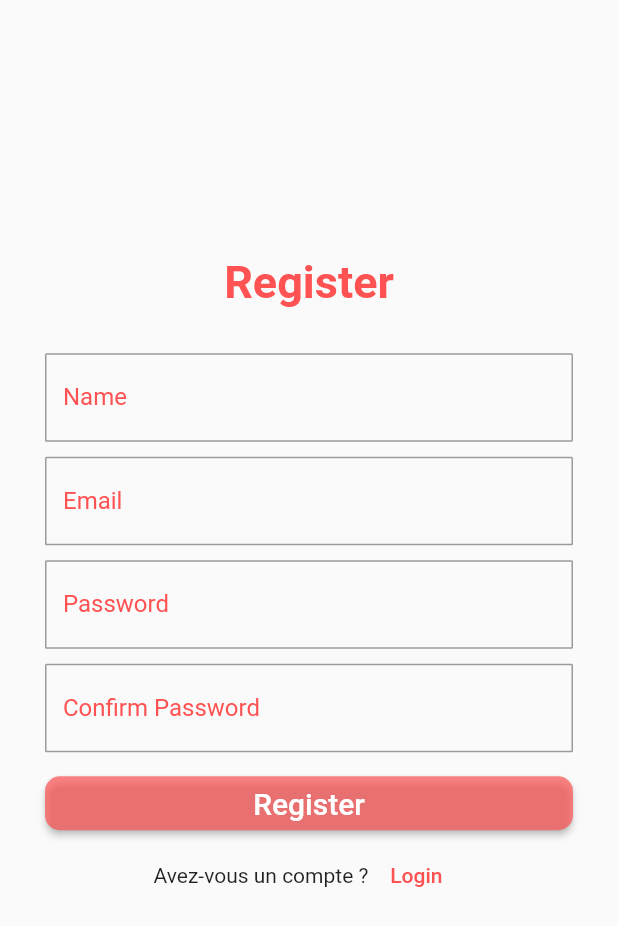
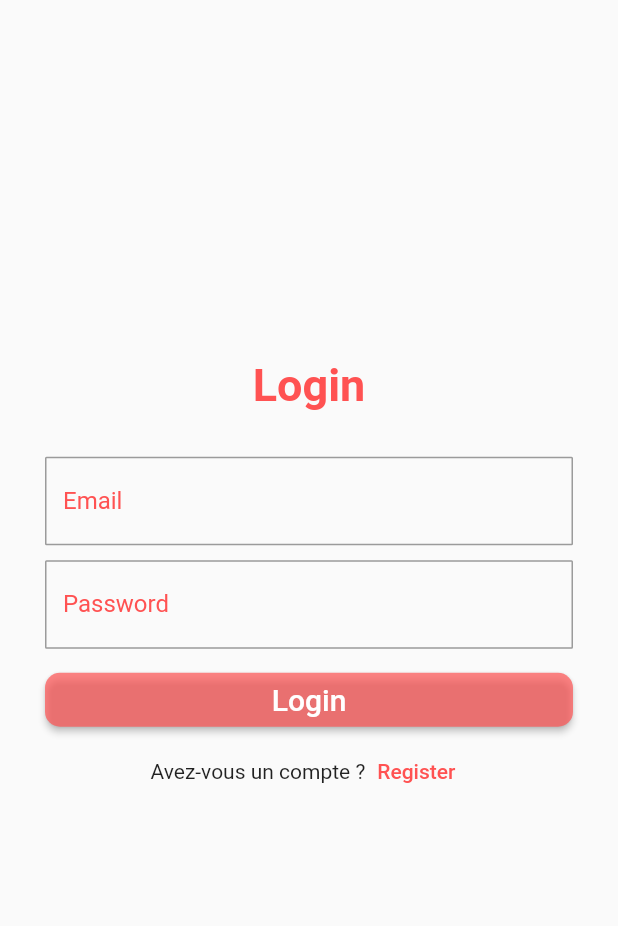
Before and after one commit to Thibaud-LAMON/flutter-CRUD-articles, a Flutter app: the screen it shows after launch, on a phone screen of 412 x 824 dp. Shown: the top 926 px of the screen. Run offline on Flutter 3.47's test engine with Material 2 defaults, Android fonts, the phone set to English and light mode, and no system bars; our stand-ins replace flutter_spinkit, shared_preferences.

```diff
--- /dev/null
+++ b/lib/model/userModel/userModel.dart
@@ -0,0 +1,37 @@
+import 'dart:convert';
+import 'package:shared_preferences/shared_preferences.dart';
+
+class UserModel {
+  String id;
+  String nom;
+  String email;
+  UserModel({required this.id, required this.nom, required this.email});
+  static UserModel? sessionUser;
+  factory UserModel.fromJson(Map<String, dynamic> i)=>UserModel(
+      id: i['id'],
+      nom: i['nom'],
+      email: i['email']
+  );
+
+  Map<String, dynamic> toMap()=>{
+    "id":id,
+    "nom":nom,
+    "email":email
+  };
+
+  static Future<void> saveUser(UserModel user) async{
+    SharedPreferences pref = await SharedPreferences.getInstance();
+    var data = json.encode(user.toMap());
+    await pref.setString("user", data);
+    //pref.commit();
+  }
+
+  static Future<void> getUser() async{
+    SharedPreferences pref = await SharedPreferences.getInstance();
+    var data = pref.getString("user");
+    var decode = json.decode(data!);
+    var user = await UserModel.fromJson(decode);
+    sessionUser = user;
+    print(sessionUser?.email);
+  }
+}
--- a/lib/screen/authentication/login.dart
+++ b/lib/screen/authentication/login.dart
@@ -2,14 +2,14 @@ import 'dart:convert';
 import 'package:article/widgets/customTextField.dart';
 import 'package:flutter/material.dart';
 import 'package:http/http.dart' as http;
-
+import 'package:article/model/userModel/userModel.dart';
 import '../../widgets/loading.dart';
 
 class Login extends StatefulWidget {
   //const Login({super.key});
   //final Function visible;
-  final VoidCallback? visible; //
-  Login(this.visible);
+  final VoidCallback? visible, login;
+  Login(this.visible, this.login);
   @override
   State<Login> createState() => _LoginState();
 }
@@ -34,7 +34,9 @@ class _LoginState extends State<Login> {
       if(success == 1){
         setState(() {
           err = result[0];
+          UserModel.saveUser(UserModel.fromJson(result[2]));
           _loading = false;
+          widget.login?.call();
         });
       }else{
         setState(() {
--- a/lib/screen/homePage.dart
+++ b/lib/screen/homePage.dart
@@ -1,6 +1,9 @@
 import 'package:article/screen/authentication/login.dart';
 import 'package:article/screen/authentication/register.dart';
+import 'package:article/screen/home/home.dart';
 import 'package:flutter/material.dart';
+
+import '../model/userModel/userModel.dart';
 
 class HomePage extends StatefulWidget {
   const HomePage({super.key});
@@ -10,14 +13,29 @@ class HomePage extends StatefulWidget {
 }
 
 class _HomePageState extends State<HomePage> {
-  bool visible = false;
+  bool visible = true, login = false;
+  isconnected() async{
+    await UserModel.getUser();
+    if(UserModel.sessionUser == null){
+      setState(() {
+        login = false;
+      });
+    }else{
+      login = true;
+    }
+  }
   toggle(){
     setState(() {
       visible = !visible;
     });
   }
+  islogin(){
+    setState(() {
+      login=!login;
+    });
+  }
   @override
   Widget build(BuildContext context) {
-    return visible? Login(toggle):Register(toggle);
+    return login?Home():visible?Login(toggle, islogin):Register(toggle);
   }
 }
--- a/pubspec.yaml
+++ b/pubspec.yaml
@@ -37,6 +37,7 @@ dependencies:
   cupertino_icons: ^1.0.2
   http: ^1.1.0
   flutter_spinkit: ^5.2.0
+  shared_preferences: ^2.2.0
 
 dev_dependencies:
   flutter_test:
```
Also changed, not shown: lib/screen/home/home.dart (added, +22 -0 lines), pubspec.lock, 1 other file.
